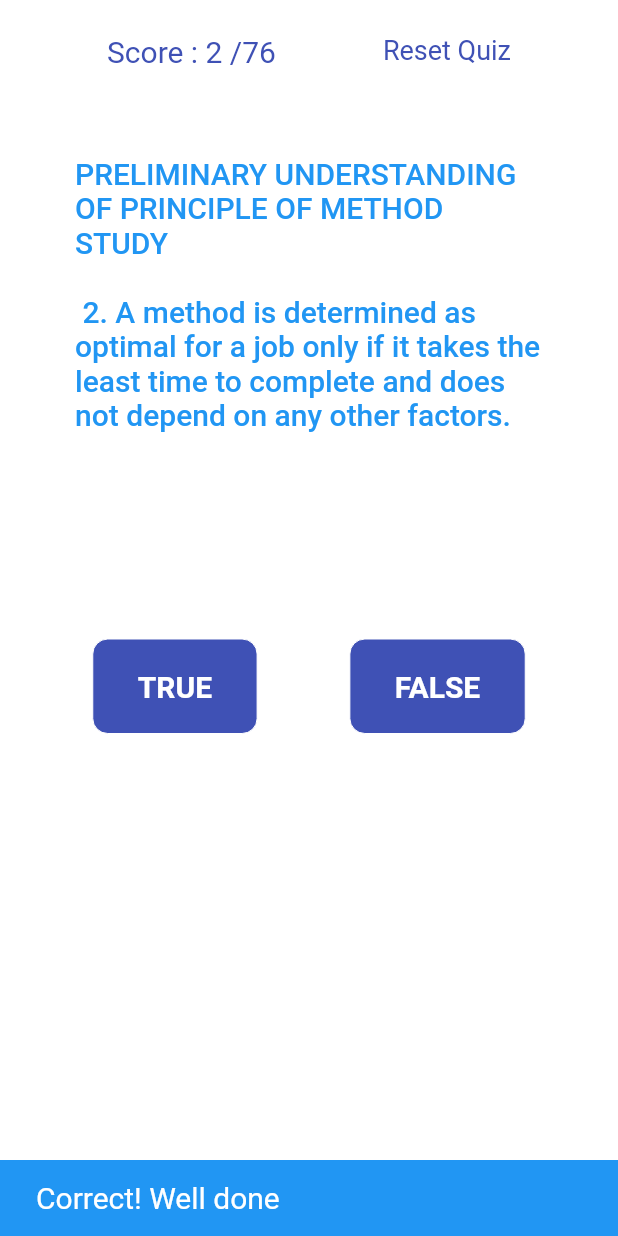
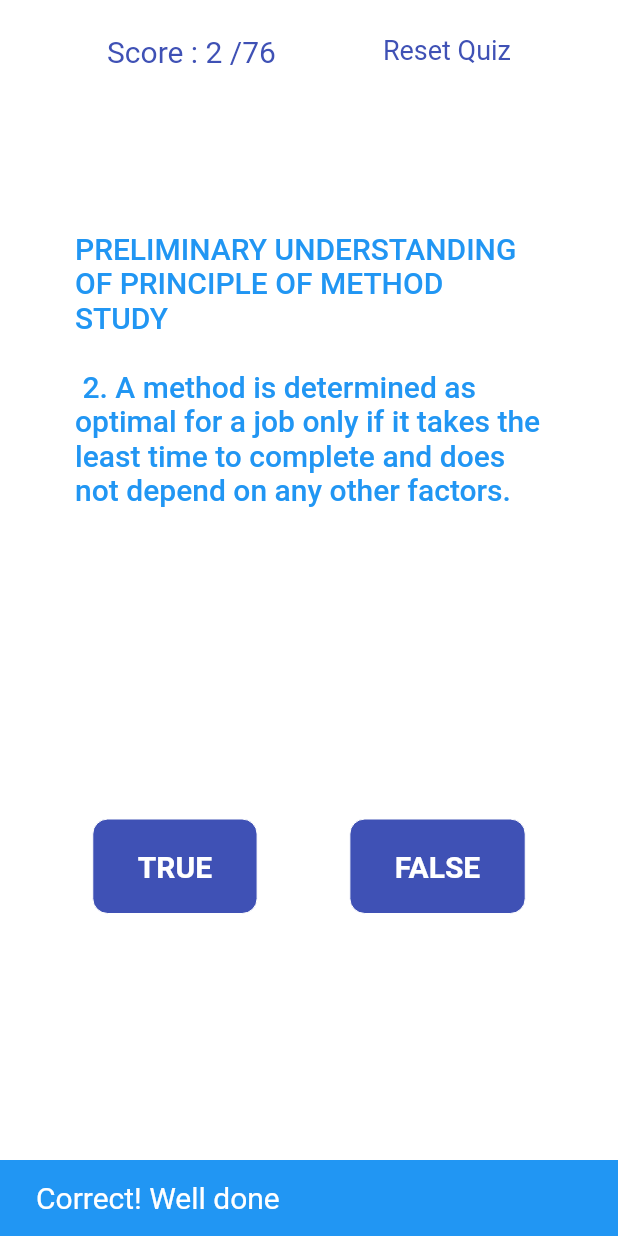
Before and after one commit to manan2277/wsd_lab, a Flutter app: the StartPage screen opened directly, after a tap on "TRUE", on a phone screen of 412 x 824 dp. Run offline on Flutter 3.47's test engine with Material 2 defaults, Android fonts, the phone set to English and light mode, and no system bars.

Commit message:
Resolved some bugs in quiz

```diff
--- a/lib/main.dart
+++ b/lib/main.dart
@@ -2118,7 +2118,7 @@ class _StartPageState extends State<StartPage> {
     Questions(
         "ANTHROPOMETRY. \n  \n 38. Using anthropometric metrics to design chairs and tables for the workers is inconsequential to their work efficiency.",
         false),
-    Questions("results:", false),
+
   ];
 
   var score = 0;
@@ -2161,7 +2161,7 @@ class _StartPageState extends State<StartPage> {
       Scaffold.of(context).showSnackBar(snackbar);
     }
     setState(() {
-      if (counter <= 37) {
+      if (counter <= 36) {
         counter = counter + 1;
       }
       else{
@@ -2233,7 +2233,7 @@ class _StartPageState extends State<StartPage> {
                       Color(0xFFFFFFF),
                       Colors.white
                     ])),
-                height: 300.0,
+                height: 400.0,
                 width: double.infinity,
                 child: Column(
                   mainAxisAlignment: MainAxisAlignment.center,
@@ -2258,7 +2258,7 @@ class _StartPageState extends State<StartPage> {
                   ],
                 ),
               ),
-              Padding(padding: EdgeInsets.only(top: 80, left: 30)),
+              Padding(padding: EdgeInsets.only(top: 100, left: 30)),
               Row(
                 mainAxisAlignment: MainAxisAlignment.spaceEvenly,
                 // crossAxisAlignment: CrossAxisAlignment.end,
```
